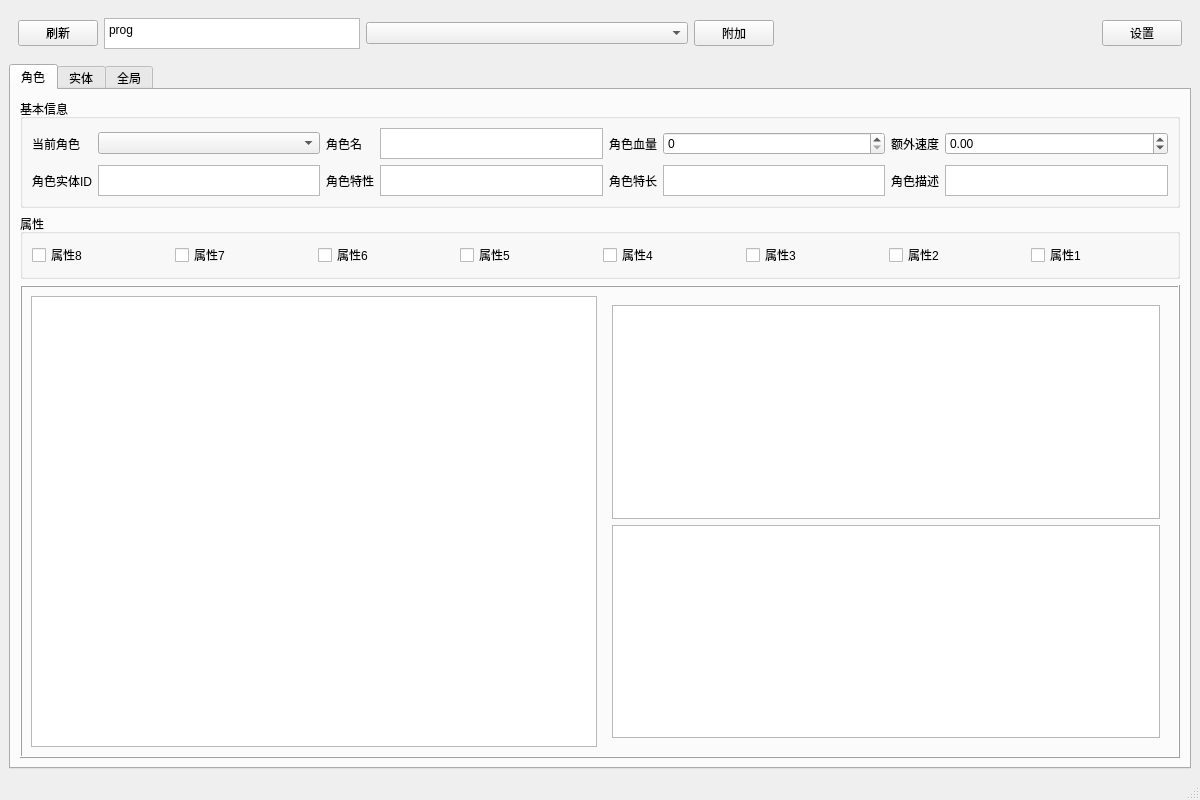
Before: the Qt Designer form mainwindow.ui in That-is-good/DR2CDebugTool, drawn with Qt 5.
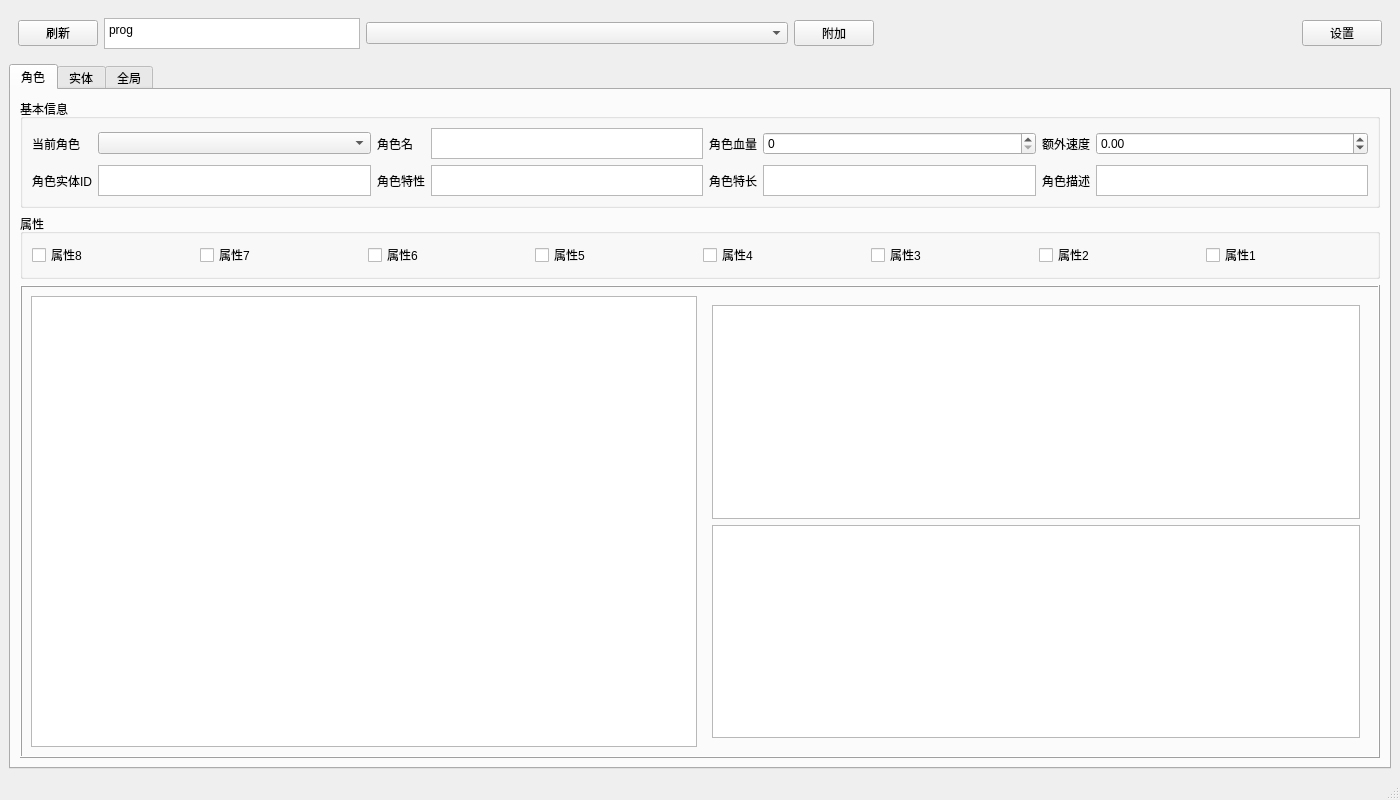
After: the same form once the commit is applied.

```diff
--- a/mainwindow.ui
+++ b/mainwindow.ui
@@ -6,7 +6,7 @@
    <rect>
     <x>0</x>
     <y>0</y>
-    <width>1200</width>
+    <width>1400</width>
     <height>800</height>
    </rect>
   </property>
```
Left out of the diff: 2 changed lines with no effect on the pictures.
